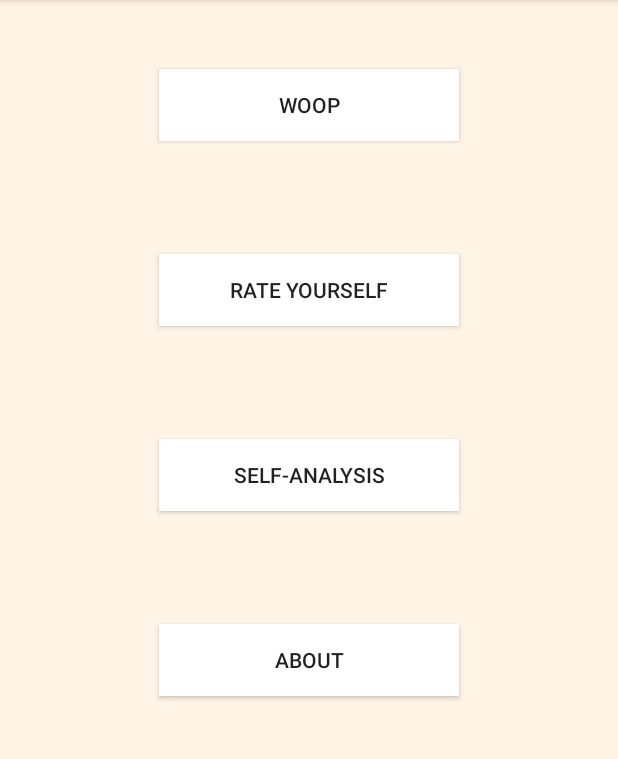
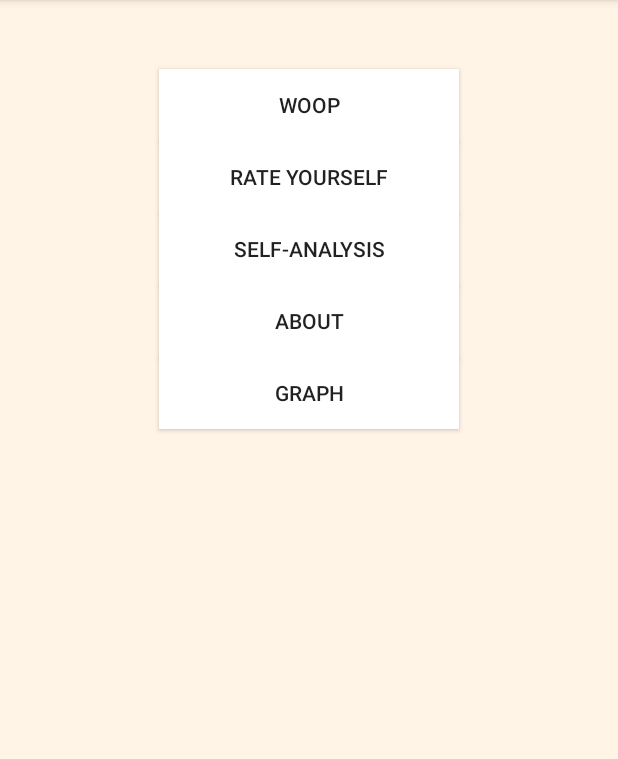
Before and after one commit to cddewitt/Capstone, an Android app: the screen it shows after launch (MainActivity), on a phone screen of 412 x 824 dp, the part 84-843 px from its top. Run offline under Robolectric (Android 15) with nearby library versions, the phone set to English and light mode, and no system bars.

Commit message:
Created a graph with test values.Changed some other files to get things working. Using the front page as a test will revert back later

```diff
--- a/app/build.gradle
+++ b/app/build.gradle
@@ -17,6 +17,10 @@ android {
             minifyEnabled false
             proguardFiles getDefaultProguardFile('proguard-android.txt'), 'proguard-rules.pro'
         }
+    }
+
+    lintOptions {
+        abortOnError false
     }
 }
 
@@ -40,7 +44,7 @@ dependencies {
     compile('com.twitter.sdk.android:twitter:1.13.0@aar') {
         transitive = true;
     }
-    compile 'com.android.support:appcompat-v7:23.2.1'
+    compile 'com.android.support:appcompat-v7:23.1.1'
     compile 'com.android.support:design:23.2.1'
     compile 'com.google.android.gms:play-services-appindexing:8.1.0'
     compile 'com.android.support:support-v4:23.2.1'
--- a/app/src/main/java/com/example/cdoit/characterstrengthbuilder/MainActivity.java
+++ b/app/src/main/java/com/example/cdoit/characterstrengthbuilder/MainActivity.java
@@ -57,4 +57,9 @@ public class MainActivity extends AppCompatActivity {
         Intent intent = new Intent(this, LearnMore.class);
         startActivity(intent);
     }
+
+    public void btnGraph(View v) {
+        Intent intent = new Intent(this, LineGraph.class);
+        startActivity(intent);
+    }
 }
--- a/app/src/main/res/layout/main.xml
+++ b/app/src/main/res/layout/main.xml
@@ -24,34 +24,40 @@
         android:id="@+id/rateYourselfButton"
         android:layout_width="200dp"
         android:layout_height="wrap_content"
-        android:layout_below="@+id/btnGoals"
-        android:layout_centerHorizontal="true"
-        android:layout_marginTop="75dp"
         android:background="#ffffff"
         android:onClick="rateYourselfButtonClick"
-        android:text="Rate Yourself" />
+        android:text="Rate Yourself"
+        android:layout_below="@+id/btnGoals"
+        android:layout_alignStart="@+id/btnGoals" />
 
     <Button
         android:id="@+id/btnAnalysis"
         android:layout_width="200dp"
         android:layout_height="wrap_content"
-        android:layout_below="@+id/rateYourselfButton"
-        android:layout_centerHorizontal="true"
-        android:layout_marginTop="75dp"
         android:background="#ffffff"
         android:onClick="btnAnalysisClick"
-        android:text="Self-Analysis" />
+        android:text="Self-Analysis"
+        android:layout_below="@+id/rateYourselfButton"
+        android:layout_alignStart="@+id/rateYourselfButton" />
 
     <Button
         android:id="@+id/btnAbout"
         android:layout_width="200dp"
         android:layout_height="wrap_content"
-        android:layout_below="@+id/btnAnalysis"
-        android:layout_centerHorizontal="true"
-        android:layout_marginTop="75dp"
         android:background="#ffffff"
         android:onClick="btnAboutClick"
-        android:text="About" />
+        android:text="About"
+        android:layout_below="@+id/btnAnalysis"
+        android:layout_centerHorizontal="true" />
 
+    <Button
+        android:id="@+id/btnGraph"
+        android:layout_width="200dp"
+        android:layout_height="wrap_content"
+        android:background="#ffffff"
+        android:onClick="btnGraph"
+        android:text="Graph"
+        android:layout_below="@+id/btnAbout"
+        android:layout_alignStart="@+id/btnAbout" />
 
 </RelativeLayout>
```
Also changed, not shown: app/src/main/AndroidManifest.xml (+8 -0 lines), app/src/main/java/com/example/cdoit/characterstrengthbuilder/GraphView.java (deleted, +0 -10 lines), app/src/main/java/com/example/cdoit/characterstrengthbuilder/LineGraph.java (added, +40 -0 lines), app/src/main/res/layout/graph.xml (+18 -4 lines), 2 other files.
